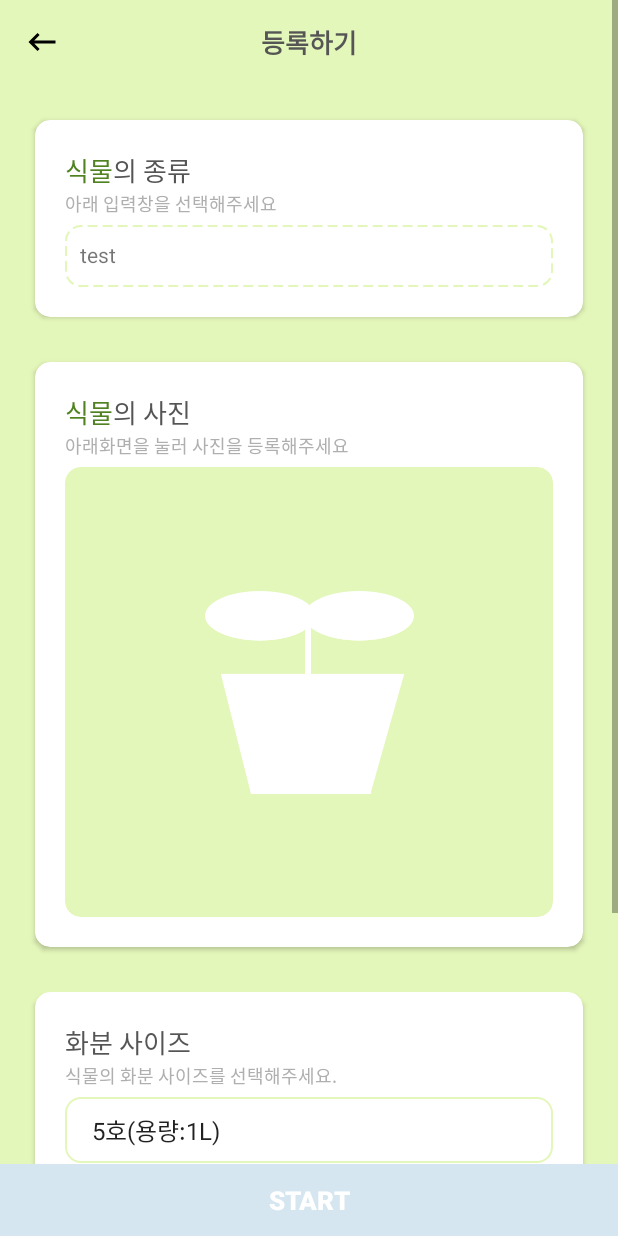
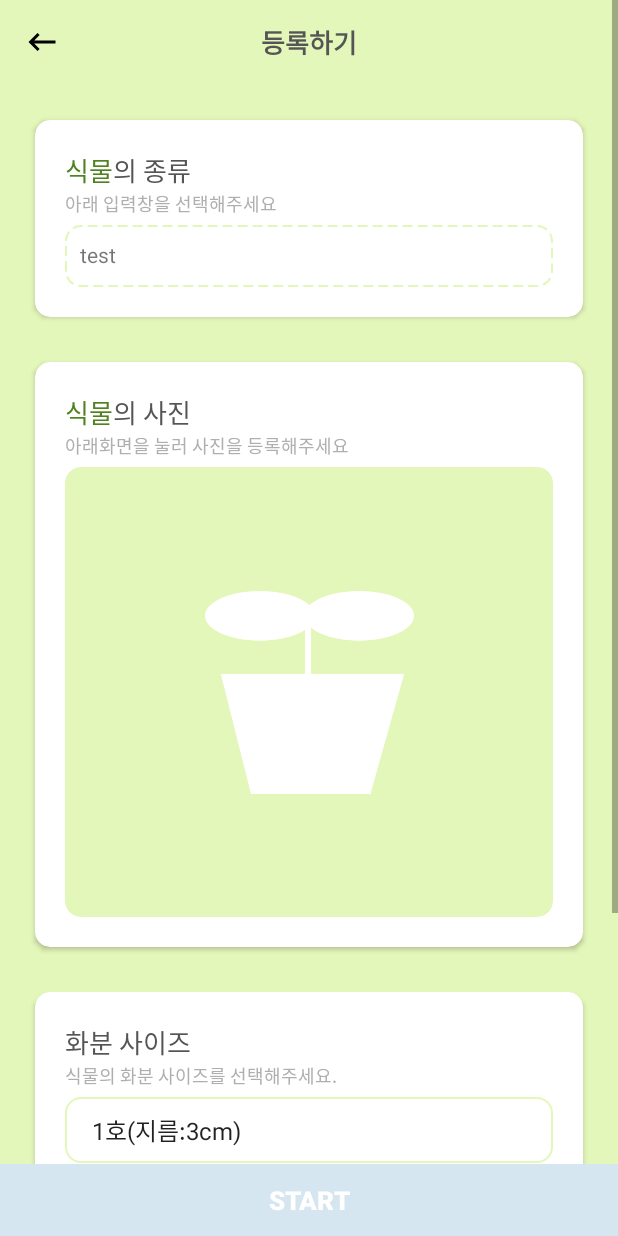
Before and after one commit to jiyeung-yun/teamc_capstone_design, an Android app: the screen it shows after launch (RegiPlantActivity), after a tap on an icon or button, on a phone screen of 412 x 824 dp. Run offline under Robolectric (Android 15) with nearby library versions, the phone set to English and light mode, and no system bars.

Commit message:
코드 주석 추가

```diff
--- a/Capstone/app/src/main/java/com/Capstone/plantplant/RegiPlantActivity.java
+++ b/Capstone/app/src/main/java/com/Capstone/plantplant/RegiPlantActivity.java
@@ -62,6 +62,7 @@ public class RegiPlantActivity extends AppCompatActivity {
 
         prefs = getApplicationContext().getSharedPreferences(PREFERENCES_NAME, Context.MODE_PRIVATE);
 
+        //식물의 종류를 검색하는 화면 버튼
         txt_kindplant = findViewById(R.id.txt_kindplant);
         txt_kindplant.setOnClickListener(new View.OnClickListener() {
             @Override
@@ -71,6 +72,7 @@ public class RegiPlantActivity extends AppCompatActivity {
             }
         });
 
+        //식물의 사진을 입력받는 버튼
         reg_plant_image = findViewById(R.id.reg_plant_image);
         reg_plant_image.setOnClickListener(new View.OnClickListener() {
             @Override
@@ -80,6 +82,7 @@ public class RegiPlantActivity extends AppCompatActivity {
             }
         });
 
+        //모듈 연결 확인 버튼
         btn_connect = findViewById(R.id.btn_connect);
         btn_connect.setOnCheckedChangeListener(new CompoundButton.OnCheckedChangeListener() {
             @Override
@@ -93,6 +96,7 @@ public class RegiPlantActivity extends AppCompatActivity {
             }
         });
 
+        //식물 아이템 등록 버튼
         btn_regi = findViewById(R.id.btn_regi);
         btn_regi.setOnClickListener(new View.OnClickListener() {
             @Override
@@ -136,6 +140,8 @@ public class RegiPlantActivity extends AppCompatActivity {
     }
     //모듈과의 연결이 확인되면 등록버튼 활성화
     private void checkConnectState(boolean check){
+
+        //모듈 연결 코드 필요
         if(check){
             btn_regi.setBackgroundColor(ContextCompat.getColor(getApplicationContext(),R.color.colorAccent));
         }else{
--- a/Capstone/app/src/main/java/com/Capstone/plantplant/SplashActivity.java
+++ b/Capstone/app/src/main/java/com/Capstone/plantplant/SplashActivity.java
@@ -10,6 +10,9 @@ import androidx.appcompat.app.AppCompatActivity;
 public class SplashActivity extends AppCompatActivity {
     public static final String PREFERENCES_NAME = "DeviceMem";
 
+    //스플래쉬 화면 유지 시간
+    final long delay = 1500;
+
     @Override
     protected void onCreate(@Nullable Bundle savedInstanceState) {
         super.onCreate(savedInstanceState);
@@ -21,6 +24,6 @@ public class SplashActivity extends AppCompatActivity {
                 startActivity(intent);
                 finish();
             }
-        },1500);
+        },delay);
     }
 }
--- a/Capstone/app/src/main/res/values/array.xml
+++ b/Capstone/app/src/main/res/values/array.xml
@@ -1,10 +1,14 @@
 <?xml version="1.0" encoding="utf-8"?>
 <resources>
     <string-array name="pot_array">
-        <item>5호(용량:1L)</item>
-        <item>6호(용량:2.5L)</item>
-        <item>7호(용량:3.5L)</item>
-        <item>8호(용량:6L)</item>
+        <item>1호(지름:3cm)</item>
+        <item>2호(지름:6cm)</item>
+        <item>3호(지름:9cm)</item>
+        <item>4호(지름:12cm)</item>
+        <item>5호(지름:15cm)</item>
+        <item>6호(지름:18cm)</item>
+        <item>7호(지름:21cm)</item>
+        <item>8호(지름:24cm)</item>
         <item>기타</item>
     </string-array>
     <string-array name="soil_array">
```
Also changed, not shown: Capstone/app/src/main/java/com/Capstone/plantplant/ControlActivity.java (+29 -3 lines), Capstone/app/src/main/java/com/Capstone/plantplant/ItemActivity.java (+35 -16 lines), Capstone/app/src/main/java/com/Capstone/plantplant/ListActivity.java (+5 -2 lines), Capstone/app/src/main/java/com/Capstone/plantplant/PlantInfoActivity.java (+2 -8 lines), Capstone/app/src/main/java/com/Capstone/plantplant/SearchPlantActivity.java (+11 -66 lines), Capstone/app/src/main/java/com/Capstone/plantplant/StorageActivity.java (+13 -5 lines), Capstone/app/src/main/java/com/Capstone/plantplant/WaterActivity.java (+9 -1 lines).
